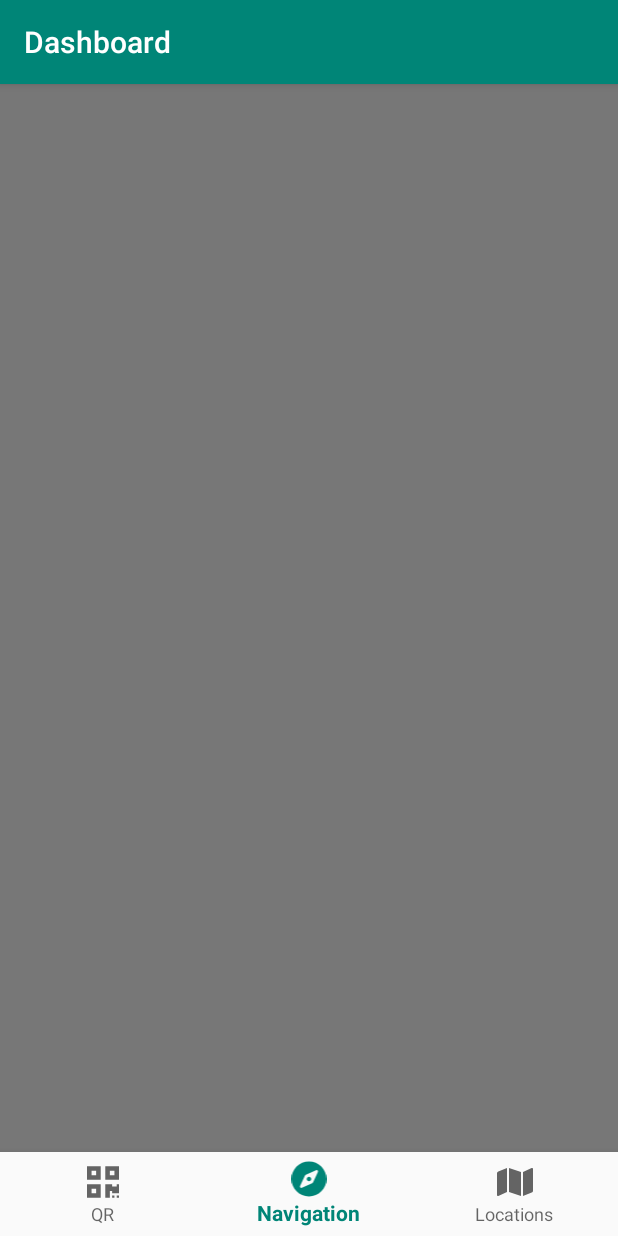
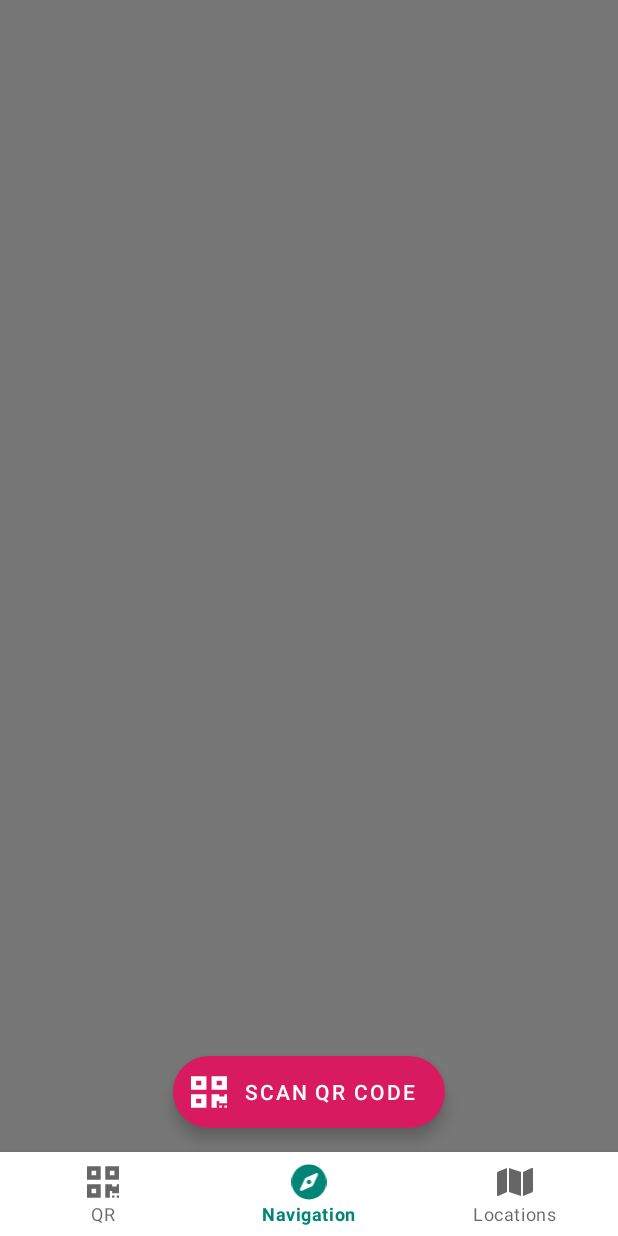
Before and after one commit to serin113/DiskoverIndoors, an Android app: the DashboardFragment screen opened through its navigation route, on a phone screen of 412 x 824 dp. Run offline under Robolectric (Android 15) with nearby library versions, the light colour scheme and no system bars; our stand-ins replace navigation-ui; 6 statements that could not run were skipped.

Commit message:
Change FAB to ExtendedFAB, updated Material styles, removed title bar

```diff
--- a/app/src/main/java/com/clemcab/diskoverindoors/MainActivity.java
+++ b/app/src/main/java/com/clemcab/diskoverindoors/MainActivity.java
@@ -41,7 +41,7 @@ public class MainActivity extends AppCompatActivity {
                 R.id.navigation_qr, R.id.navigation_navigation, R.id.navigation_locations)
                 .build();
         NavController navController = Navigation.findNavController(this, R.id.nav_host_fragment);
-        NavigationUI.setupActionBarWithNavController(this, navController, appBarConfiguration);
+//        NavigationUI.setupActionBarWithNavController(this, navController, appBarConfiguration);
         NavigationUI.setupWithNavController(navView, navController);
         Accelerometer = new Accelerometer(this);
         DBHelper = new DBHelper(this);
--- a/app/src/main/java/com/clemcab/diskoverindoors/ui/home/HomeFragment.java
+++ b/app/src/main/java/com/clemcab/diskoverindoors/ui/home/HomeFragment.java
@@ -1,7 +1,7 @@
 package com.clemcab.diskoverindoors.ui.home;
 
 import android.Manifest;
-import android.app.AlertDialog;
+import androidx.appcompat.app.AlertDialog;
 import android.content.DialogInterface;
 import android.content.pm.PackageManager;
 import android.graphics.Rect;
@@ -34,6 +34,7 @@ import com.google.android.gms.vision.CameraSource;
 import com.google.android.gms.vision.Detector;
 import com.google.android.gms.vision.barcode.Barcode;
 import com.google.android.gms.vision.barcode.BarcodeDetector;
+import com.google.android.material.dialog.MaterialAlertDialogBuilder;
 
 import java.io.IOException;
 
@@ -300,7 +301,7 @@ public class HomeFragment extends Fragment {
     }
 
     public void displayAlert(final String qrCode) {
-        final AlertDialog.Builder builder1 = new AlertDialog.Builder(getActivity());
+        final MaterialAlertDialogBuilder builder1 = new MaterialAlertDialogBuilder(getActivity());
         builder1.setTitle("Navigate");
 
         String[] args = qrCode.split("::",0);
--- a/app/src/main/java/com/clemcab/diskoverindoors/ui/notifications/CustomAdapter.java
+++ b/app/src/main/java/com/clemcab/diskoverindoors/ui/notifications/CustomAdapter.java
@@ -1,6 +1,6 @@
 package com.clemcab.diskoverindoors.ui.notifications;
 
-import android.app.AlertDialog;
+import androidx.appcompat.app.AlertDialog;
 import android.content.Context;
 import android.content.DialogInterface;
 import android.util.Log;
@@ -19,6 +19,7 @@ import com.clemcab.diskoverindoors.IndoorLocation;
 import com.clemcab.diskoverindoors.MainActivity;
 import com.clemcab.diskoverindoors.R;
 import com.google.android.material.bottomnavigation.BottomNavigationView;
+import com.google.android.material.dialog.MaterialAlertDialogBuilder;
 
 import java.lang.reflect.Field;
 import java.util.List;
@@ -79,7 +80,7 @@ public class CustomAdapter extends BaseAdapter {
 
     public  void displayAlert(NavigationData navigationData) {
         ImageView image = new ImageView(fragment.getActivity());
-        AlertDialog.Builder builder = new AlertDialog.Builder(fragment.getActivity());
+        MaterialAlertDialogBuilder builder = new MaterialAlertDialogBuilder(fragment.getActivity());
 
         //  processes building name and room to generate file name
         //  small caps, no spaces, separated by underscore
--- /dev/null
+++ b/app/src/main/res/drawable/ic_close.xml
@@ -0,0 +1,9 @@
+<vector xmlns:android="http://schemas.android.com/apk/res/android"
+    android:width="24dp"
+    android:height="24dp"
+    android:viewportWidth="24"
+    android:viewportHeight="24">
+  <path
+      android:fillColor="#FF000000"
+      android:pathData="M19,6.41L17.59,5 12,10.59 6.41,5 5,6.41 10.59,12 5,17.59 6.41,19 12,13.41 17.59,19 19,17.59 13.41,12z"/>
+</vector>
--- a/app/src/main/res/layout/fragment_dashboard.xml
+++ b/app/src/main/res/layout/fragment_dashboard.xml
@@ -1,5 +1,6 @@
 <?xml version="1.0" encoding="utf-8"?>
-<androidx.constraintlayout.widget.ConstraintLayout xmlns:android="http://schemas.android.com/apk/res/android"
+<androidx.constraintlayout.widget.ConstraintLayout
+    xmlns:android="http://schemas.android.com/apk/res/android"
     xmlns:app="http://schemas.android.com/apk/res-auto"
     xmlns:tools="http://schemas.android.com/tools"
     android:layout_width="match_parent"
@@ -9,16 +10,16 @@
         android:id="@+id/qrfab"
         android:layout_width="wrap_content"
         android:layout_height="wrap_content"
-        android:layout_margin="8dp"
+        android:layout_margin="16dp"
         android:clickable="true"
-        android:tint="#FFFFFF"
-        android:text="FUCK"
-        app:fabSize="normal"
+        android:focusable="true"
+        android:text="@string/localize_qr"
+        app:fabSize="mini"
+        app:icon="@drawable/ic_qrcode_solid"
+        app:iconTint="#FFFFFF"
         app:layout_constraintBottom_toBottomOf="parent"
         app:layout_constraintEnd_toEndOf="parent"
-        app:layout_constraintStart_toStartOf="parent"
-        app:icon="@drawable/ic_qrcode_solid"
-        android:focusable="true"/>
+        app:layout_constraintStart_toStartOf="parent" />
 
     <FrameLayout
         android:layout_width="match_parent"
@@ -34,6 +35,8 @@
             android:layout_width="match_parent"
             android:layout_height="match_parent"
             android:background="#777777"/>
+
+<!--        insert marker imageview here-->
 
         <FrameLayout
             android:layout_width="match_parent"
--- a/app/src/main/res/navigation/mobile_navigation.xml
+++ b/app/src/main/res/navigation/mobile_navigation.xml
@@ -5,26 +5,29 @@
     android:id="@+id/mobile_navigation"
     app:startDestination="@+id/navigation_qr">
 
+
+<!--    android:label="@string/title_home"-->
     <fragment
         android:id="@+id/navigation_qr"
         android:name="com.clemcab.diskoverindoors.ui.home.HomeFragment"
-        android:label="@string/title_home"
         tools:layout="@layout/fragment_home">
         <action
             android:id="@+id/action_select_destination"
             app:destination="@id/navigation_locations"/>
     </fragment>
 
+
+<!--    android:label="@string/title_dashboard"-->
     <fragment
         android:id="@+id/navigation_navigation"
         android:name="com.clemcab.diskoverindoors.ui.dashboard.DashboardFragment"
-        android:label="@string/title_dashboard"
         tools:layout="@layout/fragment_dashboard" />
 
+
+<!--    android:label="@string/title_notifications"-->
     <fragment
         android:id="@+id/navigation_locations"
         android:name="com.clemcab.diskoverindoors.ui.notifications.NotificationsFragment"
-        android:label="@string/title_notifications"
         tools:layout="@layout/fragment_notifications">
         <action
             android:id="@+id/action_list_select"
--- a/app/src/main/res/values/colors.xml
+++ b/app/src/main/res/values/colors.xml
@@ -2,6 +2,9 @@
 <resources>
     <color name="colorPrimary">#008577</color>
     <color name="colorPrimaryDark">#00574B</color>
-    <color name="colorAccent">#D81B60</color>
+    <color name="colorOverPrimary">#FFFFFF</color>
+    <color name="colorSecondary">#D81B60</color>
+    <color name="colorSecondaryDark">#921140</color>
+    <color name="colorOverSecondary">#FFFFFF</color>
     <color name="gray">#7F7F7F</color>
 </resources>
--- a/app/src/main/res/values/strings.xml
+++ b/app/src/main/res/values/strings.xml
@@ -11,5 +11,6 @@
     <string name="pointer_desc">Map pointer</string>
     <string name="code_region_desc">Camera region</string>
 
-    <string name="scan_to_start">Scan a QR code to start navigating.</string>
+    <string name="scan_to_start">Scan nearby QR code to start navigating.</string>
+    <string name="localize_qr">Scan QR code</string>
 </resources>
--- a/app/src/main/res/values/styles.xml
+++ b/app/src/main/res/values/styles.xml
@@ -1,11 +1,14 @@
 <resources>
 
     <!-- Base application theme. -->
-    <style name="AppTheme" parent="Theme.AppCompat.Light.DarkActionBar">
+    <style name="AppTheme" parent="Theme.MaterialComponents.Light.NoActionBar">
         <!-- Customize your theme here. -->
         <item name="colorPrimary">@color/colorPrimary</item>
-        <item name="colorPrimaryDark">@color/colorPrimaryDark</item>
-        <item name="colorAccent">@color/colorAccent</item>
+        <item name="colorPrimaryVariant">@color/colorPrimaryDark</item>
+        <item name="colorOnPrimary">@color/colorOverPrimary</item>
+        <item name="colorSecondary">@color/colorSecondary</item>
+        <item name="colorSecondaryVariant">@color/colorSecondaryDark</item>
+        <item name="colorOnSecondary">@color/colorOverSecondary</item>
     </style>
 
 </resources>
```
Also changed, not shown: app/build.gradle (+10 -9 lines), app/src/main/java/com/clemcab/diskoverindoors/ui/dashboard/DashboardFragment.java (+34 -5 lines), app/src/main/res/layout/fragment_home.xml (+4 -3 lines).
